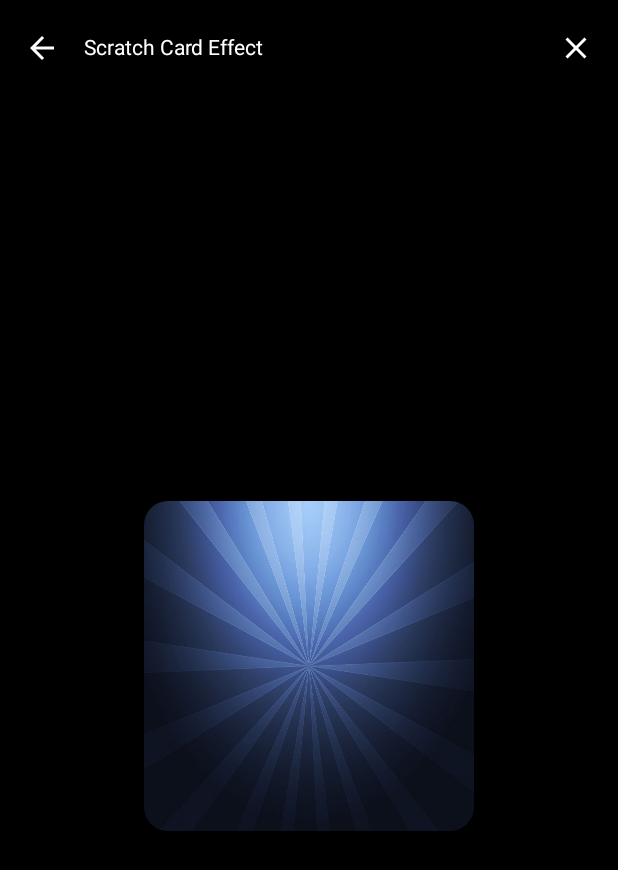
After one commit to ihridoydas/AndroidBlog, an Android app built with Jetpack Compose: the composable ScratchCardScreen shown on its own in the app's theme, on a phone screen of 412 x 824 dp. The commit adds this screen. Shown: the top 870 px of the screen. Run offline under Robolectric (Android 15) with nearby library versions, the phone set to English and light mode, and no system bars.

Commit message:
Scratch Card View With Canvas

```diff
--- a/app/src/main/java/com/hridoy/androidblog/view/navigation/ScreenDestinations.kt
+++ b/app/src/main/java/com/hridoy/androidblog/view/navigation/ScreenDestinations.kt
@@ -6,4 +6,5 @@ sealed class ScreenDestinations(val route: String) {
      data object ViewScreen : ScreenDestinations("view_screen")
      data object MVVMStateUser : ScreenDestinations("mvvm_state_management_user")
      data object MVVMStatePost : ScreenDestinations("mvvm_state_management_post")
+     data object ScratchCard : ScreenDestinations("scratch_card_screen")
 }
--- /dev/null
+++ b/app/src/main/java/com/hridoy/androidblog/view/ui/scratchCard/models/DraggedPath.kt
@@ -0,0 +1,8 @@
+package com.hridoy.androidblog.view.ui.scratchCard.models
+
+import androidx.compose.ui.graphics.Path
+
+data class DraggedPath(
+    val path: Path,
+    val width: Float = 50f
+)
--- /dev/null
+++ b/app/src/main/java/com/hridoy/androidblog/view/ui/screens/ScratchCardScreen.kt
@@ -0,0 +1,196 @@
+package com.hridoy.androidblog.view.ui.screens
+
+
+import android.view.MotionEvent
+import androidx.compose.foundation.Canvas
+import androidx.compose.foundation.background
+import androidx.compose.foundation.layout.Arrangement
+import androidx.compose.foundation.layout.Box
+import androidx.compose.foundation.layout.Column
+import androidx.compose.foundation.layout.fillMaxSize
+import androidx.compose.foundation.layout.padding
+import androidx.compose.foundation.layout.size
+import androidx.compose.foundation.shape.RoundedCornerShape
+import androidx.compose.material.icons.Icons
+import androidx.compose.material.icons.filled.ArrowBack
+import androidx.compose.material.icons.filled.Clear
+import androidx.compose.material3.ExperimentalMaterial3Api
+import androidx.compose.material3.Icon
+import androidx.compose.material3.IconButton
+import androidx.compose.material3.MaterialTheme
+import androidx.compose.material3.Scaffold
+import androidx.compose.material3.Text
+import androidx.compose.material3.TopAppBar
+import androidx.compose.material3.TopAppBarDefaults.topAppBarColors
+import androidx.compose.runtime.Composable
+import androidx.compose.runtime.mutableStateOf
+import androidx.compose.runtime.remember
+import androidx.compose.ui.Alignment
+import androidx.compose.ui.ExperimentalComposeUiApi
+import androidx.compose.ui.Modifier
+import androidx.compose.ui.draw.clip
+import androidx.compose.ui.draw.clipToBounds
+import androidx.compose.ui.geometry.Offset
+import androidx.compose.ui.geometry.Rect
+import androidx.compose.ui.graphics.ClipOp
+import androidx.compose.ui.graphics.Color
+import androidx.compose.ui.graphics.ImageBitmap
+import androidx.compose.ui.graphics.Path
+import androidx.compose.ui.graphics.drawscope.clipPath
+import androidx.compose.ui.input.pointer.pointerInteropFilter
+import androidx.compose.ui.res.imageResource
+import androidx.compose.ui.text.TextStyle
+import androidx.compose.ui.tooling.preview.Preview
+import androidx.compose.ui.unit.IntSize
+import androidx.compose.ui.unit.dp
+import com.hridoy.androidblog.R
+import com.hridoy.androidblog.view.ui.scratchCard.models.DraggedPath
+import com.hridoy.androidblog.view.ui.theme.AndroidBlogTheme
+
+@OptIn(ExperimentalMaterial3Api::class)
+@ExperimentalComposeUiApi
+@Composable
+fun ScratchCardScreen(onBackPress: () -> Unit) {
+    val overlayImage = ImageBitmap.imageResource(id = R.drawable.bg)
+    val baseImage = ImageBitmap.imageResource(id = R.drawable.won)
+
+    val currentPathState = remember { mutableStateOf(DraggedPath(path = Path())) }
+    val movedOffsetState = remember { mutableStateOf<Offset?>(null) }
+
+    Scaffold(
+        topBar = {
+            TopAppBar(
+                colors = topAppBarColors(
+                    Color.Black
+                ),
+                title = {
+                    Text(
+                        text = "Scratch Card Effect",
+                        style = TextStyle(color = Color.White)
+                    )
+                },
+                navigationIcon = {
+                    IconButton(
+                        onClick = {
+                            onBackPress()
+                        },
+                        modifier = Modifier
+                    ) {
+                        Icon(
+                            Icons.Filled.ArrowBack,
+                            contentDescription = "Back",
+                            tint = Color.White
+                        )
+                    }
+                },
+                actions = {
+                    IconButton(onClick = {
+                        movedOffsetState.value = null
+                        currentPathState.value = DraggedPath(path = Path())
+                    }) {
+                        Icon(
+                            imageVector = Icons.Default.Clear,
+                            contentDescription = null,
+                            tint = Color.White
+                        )
+                    }
+                }
+            )
+        },
+        content = {
+            Column(
+                modifier = Modifier
+                    .padding(it)
+                    .fillMaxSize(),
+                horizontalAlignment = Alignment.CenterHorizontally,
+                verticalArrangement = Arrangement.Center
+            ) {
+                Box(
+                    modifier = Modifier
+                        .fillMaxSize()
+                        .background(Color.Black)
+                ) {
+                    // Scratch Card Implementation
+                    ScratchingCanvas(
+                        overlayImage = overlayImage,
+                        baseImage = baseImage,
+                        modifier = Modifier.align(Alignment.Center),
+                        movedOffset = movedOffsetState.value,
+                        onMovedOffset = { x, y ->
+                            movedOffsetState.value = Offset(x, y)
+                        },
+                        currentPath = currentPathState.value.path,
+                        currentPathThickness = currentPathState.value.width,
+                    )
+                }
+
+            }
+        }
+    )
+}
+
+@ExperimentalComposeUiApi
+@Composable
+fun ScratchingCanvas(
+    overlayImage: ImageBitmap,
+    baseImage: ImageBitmap,
+    modifier: Modifier = Modifier,
+    movedOffset: Offset?,
+    onMovedOffset: (Float, Float) -> Unit,
+    currentPath: Path,
+    currentPathThickness: Float,
+) {
+    Canvas(
+        modifier = modifier
+            .size(220.dp)
+            .clipToBounds()
+            .clip(RoundedCornerShape(size = 16.dp))
+            .pointerInteropFilter {
+                when (it.action) {
+                    MotionEvent.ACTION_DOWN -> {
+                        println("CurrentPath/ACTION_DOWN: (${it.x}, ${it.y})")
+                        currentPath.moveTo(it.x, it.y)
+                    }
+
+                    MotionEvent.ACTION_MOVE -> {
+                        println("MovedOffset/ACTION_MOVE: (${it.x}, ${it.y})")
+                        onMovedOffset(it.x, it.y)
+                    }
+                }
+                true
+            }
+    ) {
+        val canvasWidth = size.width.toInt()
+        val canvasHeight = size.height.toInt()
+        val imageSize = IntSize(width = canvasWidth, height = canvasHeight)
+
+        // Overlay Image to be scratched
+        drawImage(
+            image = overlayImage,
+            dstSize = imageSize
+        )
+
+        movedOffset?.let {
+            currentPath.addOval(oval = Rect(it, currentPathThickness))
+        }
+
+        clipPath(path = currentPath, clipOp = ClipOp.Intersect) {
+            // Base Image after scratching
+            drawImage(
+                image = baseImage,
+                dstSize = imageSize
+            )
+        }
+    }
+}
+
+
+@OptIn(ExperimentalComposeUiApi::class)
+@Preview
+@Composable
+fun ScratchCardScreenPreview() {
+    AndroidBlogTheme {
+        ScratchCardScreen(onBackPress = {})
+    }
+
+}
```
Also changed, not shown: app/src/main/java/com/hridoy/androidblog/view/navigation/NavHost.kt (+9 -1 lines), app/src/main/java/com/hridoy/androidblog/view/ui/screens/HomeScreen.kt (+2 -18 lines), app/src/main/res/drawable/bg.jpeg (added), app/src/main/res/drawable/qualia.png (added), app/src/main/res/drawable/won.png (added).
